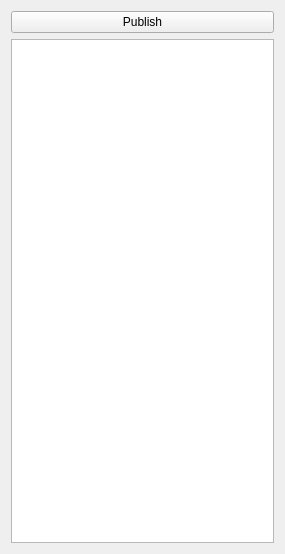
This is automator_project/utils/qtUi/config_manager.ui in Halicea/hal_automator as Qt 5 draws it before an edit. The edited form follows.
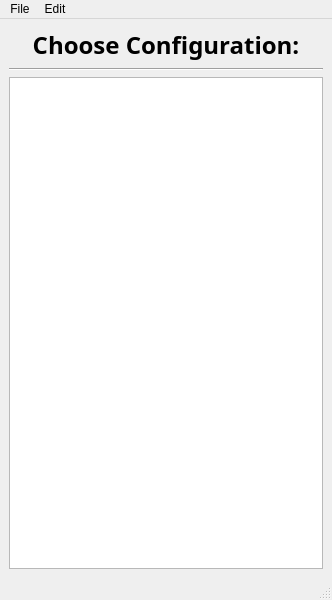
This is the edited form. Icons and pictures are not drawn.

Commit message: refactored the plugins, now it is able to use multiple plugin directories added plugin for executing external configuration as a part of the same configuration.

Diff of the .ui file:
```diff
--- a/automator_project/utils/qtUi/config_manager.ui
+++ b/automator_project/utils/qtUi/config_manager.ui
@@ -1,30 +1,93 @@
 <?xml version="1.0" encoding="UTF-8"?>
 <ui version="4.0">
  <class>ConfigManager</class>
- <widget class="QWidget" name="ConfigManager">
+ <widget class="QMainWindow" name="ConfigManager">
   <property name="geometry">
    <rect>
     <x>0</x>
     <y>0</y>
-    <width>285</width>
-    <height>554</height>
+    <width>332</width>
+    <height>600</height>
    </rect>
   </property>
   <property name="windowTitle">
    <string>Form</string>
   </property>
-  <layout class="QVBoxLayout" name="verticalLayout">
-   <item>
-    <widget class="QPushButton" name="btnPublish">
-     <property name="text">
-      <string>Publish</string>
+  <property name="windowIcon">
+   <iconset resource="images.qrc">
+    <normaloff>:/buttons/images/HAL-9000-icon.png</normaloff>:/buttons/images/HAL-9000-icon.png</iconset>
+  </property>
+  <widget class="QWidget" name="centralwidget">
+   <layout class="QVBoxLayout" name="verticalLayout">
+    <item>
+     <widget class="QLabel" name="label">
+      <property name="font">
+       <font>
+        <family>Gill Sans</family>
+        <pointsize>18</pointsize>
+        <weight>75</weight>
+        <bold>true</bold>
+       </font>
+      </property>
+      <property name="text">
+       <string>Choose Configuration:</string>
+      </property>
+      <property name="textFormat">
+       <enum>Qt::RichText</enum>
+      </property>
+      <property name="alignment">
+       <set>Qt::AlignCenter</set>
+      </property>
+     </widget>
+    </item>
+    <item>
+     <widget class="Line" name="line">
+      <property name="orientation">
+       <enum>Qt::Horizontal</enum>
+      </property>
+     </widget>
+    </item>
+    <item>
+     <widget class="QTreeView" name="treeView"/>
+    </item>
+   </layout>
+  </widget>
+  <widget class="QMenuBar" name="menubar">
+   <property name="geometry">
+    <rect>
+     <x>0</x>
+     <y>0</y>
+     <width>332</width>
+     <height>22</height>
+    </rect>
+   </property>
+   <widget class="QMenu" name="menuFile">
+    <property name="title">
+     <string>File</string>
+    </property>
+    <widget class="QMenu" name="menuRecent">
+     <property name="title">
+      <string>Recent</string>
      </property>
     </widget>
-   </item>
-   <item>
-    <widget class="QTreeView" name="treeView"/>
-   </item>
-  </layout>
+    <addaction name="menuRecent"/>
+    <addaction name="separator"/>
+   </widget>
+   <widget class="QMenu" name="menuEdit">
+    <property name="title">
+     <string>Edit</string>
+    </property>
+    <addaction name="actionPreferences"/>
+   </widget>
+   <addaction name="menuFile"/>
+   <addaction name="menuEdit"/>
+  </widget>
+  <widget class="QStatusBar" name="statusbar"/>
+  <action name="actionPreferences">
+   <property name="text">
+    <string>Preferences</string>
+   </property>
+  </action>
  </widget>
  <resources/>
  <connections/>
```
Left out of the diff: 6 changed lines with no effect on the pictures. The commit also changes 72 other files.
